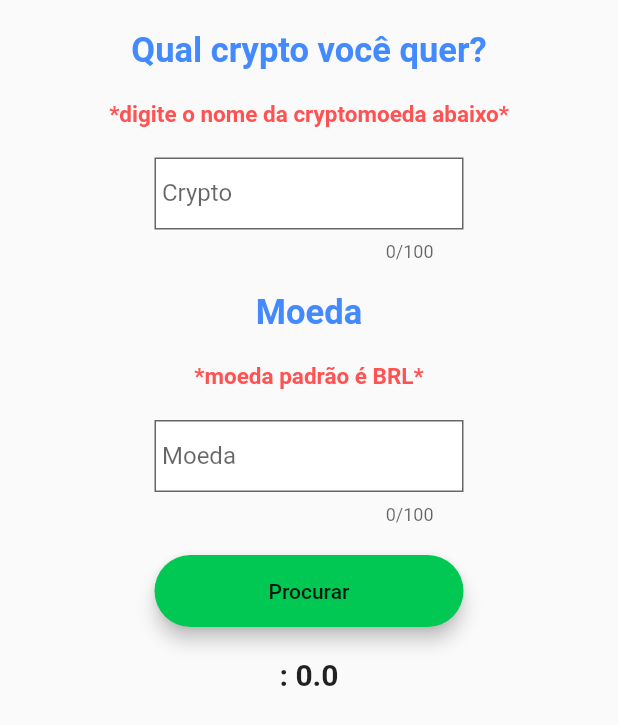
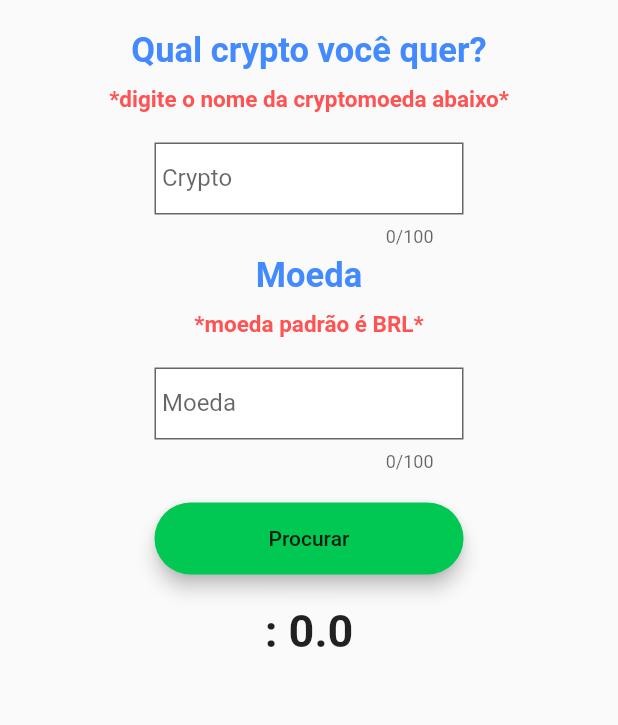
Before and after one commit to leonardorh18/minhacarteira-app, a Flutter app: the Mercado widget shown alone on an empty page, opened directly, on a phone screen of 412 x 824 dp. Shown: the top 725 px of the screen. Run offline on Flutter 3.47's test engine with Material 2 defaults, Android fonts, the light colour scheme and no system bars; our stand-ins replace page_transition.

Commit message:
alterações tela mercado

```diff
--- a/carteira/lib/views/mercado.dart
+++ b/carteira/lib/views/mercado.dart
@@ -17,6 +17,7 @@ class Mercado extends StatefulWidget {
 class _MercadoState extends State<Mercado> {
   double preco = 0.0;
   var moeda = TextEditingController();
+
   var crypto = TextEditingController();
 
   Future<void> reqp(String crypto, String moeda) async {
@@ -60,7 +61,7 @@ class _MercadoState extends State<Mercado> {
                     ) ,
               ),
                 Padding(
-                padding: EdgeInsets.fromLTRB(0, 20, 0, 0),
+                padding: EdgeInsets.fromLTRB(0, 10, 0, 0),
                 child:Center(
                       child: Text('*digite o nome da cryptomoeda abaixo*',
                       style: TextStyle(
@@ -82,7 +83,7 @@ class _MercadoState extends State<Mercado> {
                       filled: true,
                       fillColor: Colors.white,
                         labelText: "Crypto",
-                        contentPadding: EdgeInsets.fromLTRB(5.0, 15.0, 20.0, 10.0),
+                        contentPadding: EdgeInsets.fromLTRB(5.0, 15.0, 20.0, 0),
                         hintText: "Nome" ,
                         border:
                         OutlineInputBorder(borderRadius: BorderRadius.horizontal()),
@@ -93,7 +94,7 @@ class _MercadoState extends State<Mercado> {
                 ),
               ),
                Padding(
-                padding: EdgeInsets.fromLTRB(0, 20, 0, 0),
+                padding: EdgeInsets.fromLTRB(0, 5, 0, 0),
                 child:Center(
                       child: Text('Moeda',
                       style: TextStyle(
@@ -102,7 +103,7 @@ class _MercadoState extends State<Mercado> {
                     ) ,
               ),
               Padding(
-                padding: EdgeInsets.fromLTRB(0, 20, 0, 0),
+                padding: EdgeInsets.fromLTRB(0, 10, 0, 0),
                 child:Center(
                       child: Text('*moeda padrão é BRL*',
                       style: TextStyle(
@@ -157,7 +158,7 @@ class _MercadoState extends State<Mercado> {
               ),
               Padding(padding: EdgeInsets.fromLTRB(0, 20, 0, 0),
               child: Center(
-                child: Text(moeda.text.toUpperCase()+": "+preco.toString(), style: TextStyle(fontSize: 20, fontWeight: FontWeight.bold),),
+                child: Text(moeda.text.toUpperCase()+": "+preco.toString(), style: TextStyle(fontSize: 30, fontWeight: FontWeight.bold),),
                 )
               )
 
```
